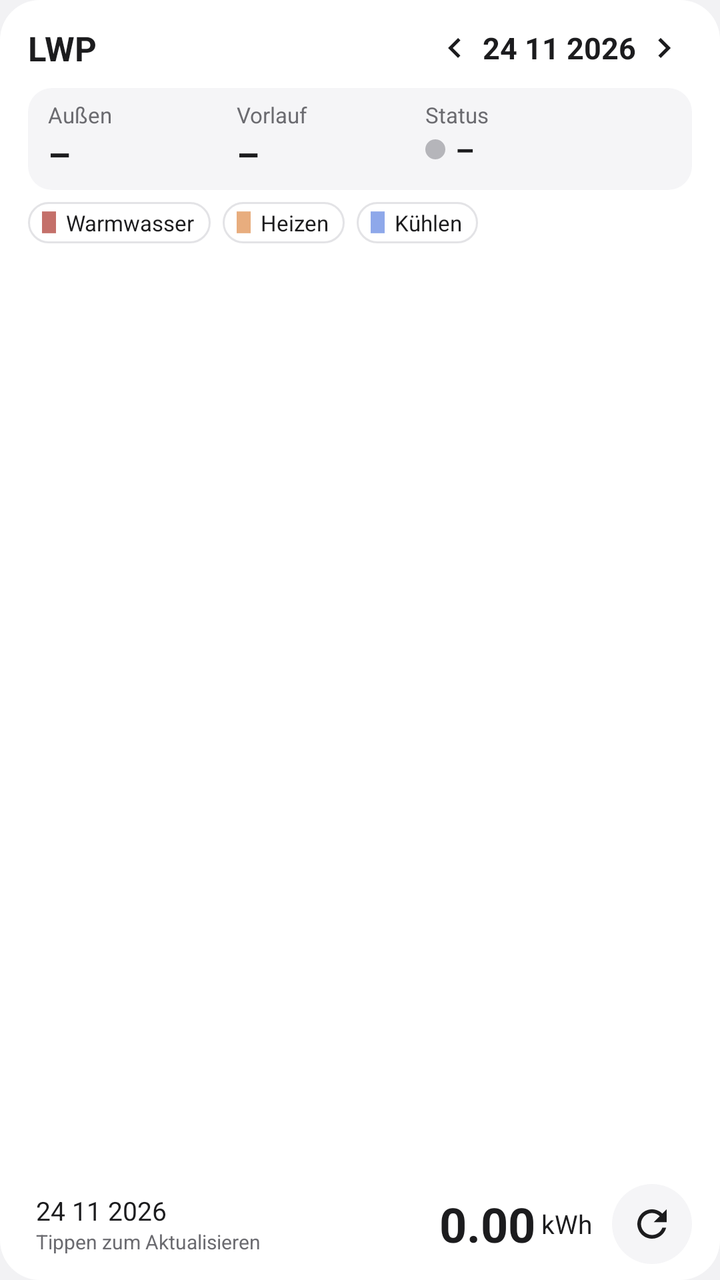
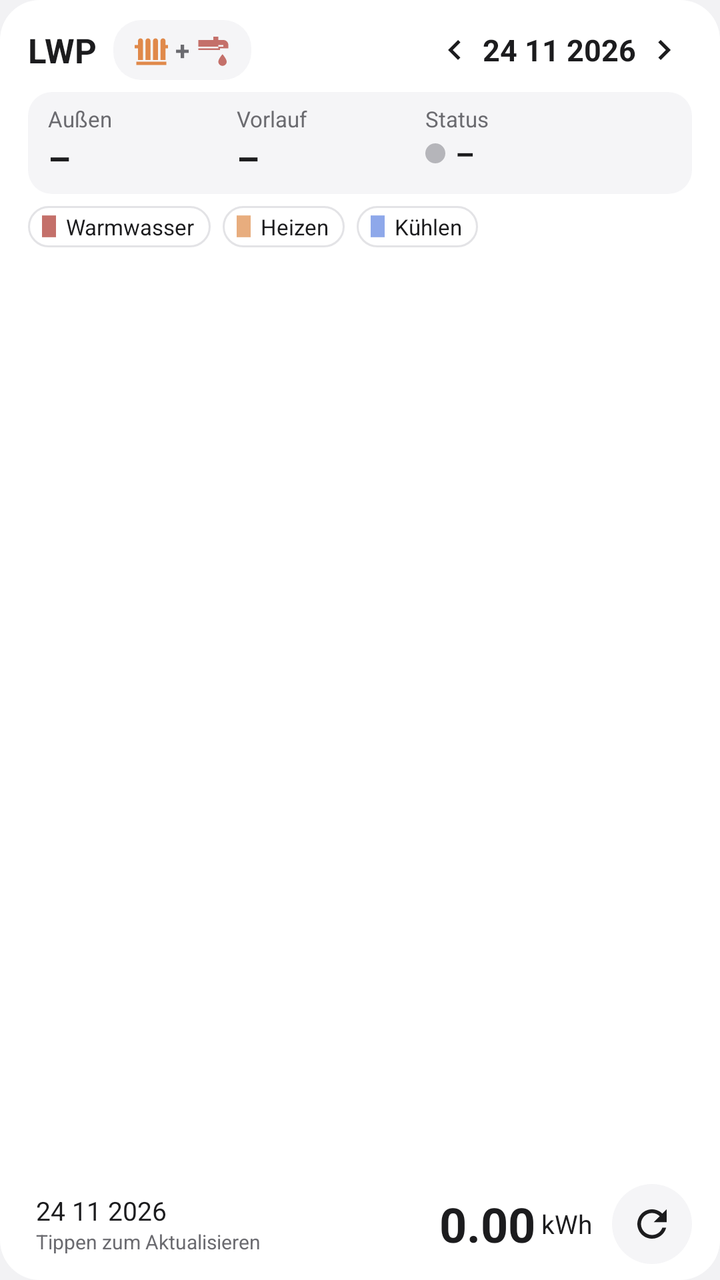

Screens rendered from an Android XML layout before and after an edit, with the pre-edit source and the edit as a unified diff.
<!-- AndroidManifest.xml: application theme AppTheme -->
<!-- res/layout/widget_lwp.xml -->
<?xml version="1.0" encoding="utf-8"?>
<LinearLayout xmlns:android="http://schemas.android.com/apk/res/android"
    android:id="@+id/root"
    android:layout_width="match_parent"
    android:layout_height="match_parent"
    android:background="@drawable/widget_bg"
    android:orientation="vertical"
    android:paddingStart="14dp"
    android:paddingTop="10dp"
    android:paddingEnd="14dp"
    android:paddingBottom="8dp">

    
    <LinearLayout
        android:layout_width="match_parent"
        android:layout_height="wrap_content"
        android:gravity="center_vertical"
        android:orientation="horizontal">

        <TextView
            android:id="@+id/title"
            android:layout_width="0dp"
            android:layout_height="wrap_content"
            android:layout_weight="1"
            android:ellipsize="end"
            android:maxLines="1"
            android:text="LWP"
            android:textColor="@color/text_primary"
            android:textSize="17sp"
            android:textStyle="bold" />

        <ImageView
            android:id="@+id/prev"
            android:layout_width="28dp"
            android:layout_height="28dp"
            android:contentDescription="Vorheriger Tag"
            android:padding="4dp"
            android:src="@drawable/ic_chevron_left" />

        <TextView
            android:id="@+id/date"
            android:layout_width="wrap_content"
            android:layout_height="wrap_content"
            android:text="24 11 2026"
            android:textColor="@color/text_primary"
            android:textSize="15sp"
            android:textStyle="bold" />

        <ImageView
            android:id="@+id/next"
            android:layout_width="28dp"
            android:layout_height="28dp"
            android:contentDescription="Nächster Tag"
            android:padding="4dp"
            android:src="@drawable/ic_chevron_right" />
    </LinearLayout>

    
    <LinearLayout
        android:layout_width="match_parent"
        android:layout_height="wrap_content"
        android:layout_marginTop="6dp"
        android:background="@drawable/live_bg"
        android:baselineAligned="false"
        android:orientation="horizontal"
        android:paddingStart="10dp"
        android:paddingTop="6dp"
        android:paddingEnd="10dp"
        android:paddingBottom="6dp">

        <LinearLayout
            android:layout_width="0dp"
            android:layout_height="wrap_content"
            android:layout_weight="1"
            android:orientation="vertical">

            <TextView
                android:layout_width="wrap_content"
                android:layout_height="wrap_content"
                android:text="Außen"
                android:textColor="@color/text_secondary"
                android:textSize="11sp" />

            <TextView
                android:id="@+id/outdoor"
                android:layout_width="wrap_content"
                android:layout_height="wrap_content"
                android:text="–"
                android:textColor="@color/text_primary"
                android:textSize="18sp"
                android:textStyle="bold" />
        </LinearLayout>

        <LinearLayout
            android:layout_width="0dp"
            android:layout_height="wrap_content"
            android:layout_weight="1"
            android:orientation="vertical">

            <TextView
                android:id="@+id/flow_label"
                android:layout_width="wrap_content"
                android:layout_height="wrap_content"
                android:text="Vorlauf"
                android:textColor="@color/text_secondary"
                android:textSize="11sp" />

            <TextView
                android:id="@+id/flow"
                android:layout_width="wrap_content"
                android:layout_height="wrap_content"
                android:text="–"
                android:textColor="@color/text_primary"
                android:textSize="18sp"
                android:textStyle="bold" />
        </LinearLayout>

        <LinearLayout
            android:layout_width="0dp"
            android:layout_height="wrap_content"
            android:layout_weight="1.3"
            android:orientation="vertical">

            <TextView
                android:layout_width="wrap_content"
                android:layout_height="wrap_content"
                android:text="Status"
                android:textColor="@color/text_secondary"
                android:textSize="11sp" />

            <LinearLayout
                android:layout_width="wrap_content"
                android:layout_height="wrap_content"
                android:gravity="center_vertical"
                android:orientation="horizontal">

                <ImageView
                    android:id="@+id/activity_dot"
                    android:layout_width="10dp"
                    android:layout_height="10dp"
                    android:layout_marginEnd="5dp"
                    android:src="@drawable/dot_idle" />

                <TextView
                    android:id="@+id/activity"
                    android:layout_width="wrap_content"
                    android:layout_height="wrap_content"
                    android:maxLines="1"
                    android:text="–"
                    android:textColor="@color/text_primary"
                    android:textSize="15sp"
                    android:textStyle="bold" />
            </LinearLayout>
        </LinearLayout>
    </LinearLayout>

    
    <LinearLayout
        android:id="@+id/legend"
        android:layout_width="match_parent"
        android:layout_height="wrap_content"
        android:layout_marginTop="6dp"
        android:orientation="horizontal">

        <LinearLayout
            android:layout_width="wrap_content"
            android:layout_height="wrap_content"
            android:layout_marginEnd="6dp"
            android:background="@drawable/chip_bg"
            android:gravity="center_vertical"
            android:orientation="horizontal"
            android:paddingStart="7dp"
            android:paddingTop="3dp"
            android:paddingEnd="8dp"
            android:paddingBottom="3dp">

            <ImageView
                android:layout_width="7dp"
                android:layout_height="11dp"
                android:layout_marginEnd="5dp"
                android:src="@drawable/legend_hot_water" />

            <TextView
                android:layout_width="wrap_content"
                android:layout_height="wrap_content"
                android:text="Warmwasser"
                android:textColor="@color/text_primary"
                android:textSize="11sp" />
        </LinearLayout>

        <LinearLayout
            android:layout_width="wrap_content"
            android:layout_height="wrap_content"
            android:layout_marginEnd="6dp"
            android:background="@drawable/chip_bg"
            android:gravity="center_vertical"
            android:orientation="horizontal"
            android:paddingStart="7dp"
            android:paddingTop="3dp"
            android:paddingEnd="8dp"
            android:paddingBottom="3dp">

            <ImageView
                android:layout_width="7dp"
                android:layout_height="11dp"
                android:layout_marginEnd="5dp"
                android:src="@drawable/legend_heat" />

            <TextView
                android:layout_width="wrap_content"
                android:layout_height="wrap_content"
                android:text="Heizen"
                android:textColor="@color/text_primary"
                android:textSize="11sp" />
        </LinearLayout>

        <LinearLayout
            android:layout_width="wrap_content"
            android:layout_height="wrap_content"
            android:background="@drawable/chip_bg"
            android:gravity="center_vertical"
            android:orientation="horizontal"
            android:paddingStart="7dp"
            android:paddingTop="3dp"
            android:paddingEnd="8dp"
            android:paddingBottom="3dp">

            <ImageView
                android:layout_width="7dp"
                android:layout_height="11dp"
                android:layout_marginEnd="5dp"
                android:src="@drawable/legend_cool" />

            <TextView
                android:layout_width="wrap_content"
                android:layout_height="wrap_content"
                android:text="Kühlen"
                android:textColor="@color/text_primary"
                android:textSize="11sp" />
        </LinearLayout>
    </LinearLayout>

    
    <ImageView
        android:id="@+id/chart"
        android:layout_width="match_parent"
        android:layout_height="0dp"
        android:layout_marginTop="6dp"
        android:layout_weight="1"
        android:contentDescription="Stündlicher Verbrauch"
        android:scaleType="fitCenter" />

    
    <LinearLayout
        android:id="@+id/footer"
        android:layout_width="match_parent"
        android:layout_height="wrap_content"
        android:layout_marginTop="4dp"
        android:gravity="center_vertical"
        android:orientation="horizontal"
        android:paddingStart="4dp">

        <LinearLayout
            android:layout_width="0dp"
            android:layout_height="wrap_content"
            android:layout_weight="1"
            android:orientation="vertical">

            <TextView
                android:id="@+id/total_date"
                android:layout_width="wrap_content"
                android:layout_height="wrap_content"
                android:text="24 11 2026"
                android:textColor="@color/text_primary"
                android:textSize="13sp" />

            <TextView
                android:id="@+id/updated"
                android:layout_width="wrap_content"
                android:layout_height="wrap_content"
                android:ellipsize="end"
                android:maxLines="1"
                android:text="Tippen zum Aktualisieren"
                android:textColor="@color/text_secondary"
                android:textSize="10sp" />
        </LinearLayout>

        <TextView
            android:id="@+id/total"
            android:layout_width="wrap_content"
            android:layout_height="wrap_content"
            android:text="0.00"
            android:textColor="@color/text_primary"
            android:textSize="24sp"
            android:textStyle="bold" />

        <TextView
            android:layout_width="wrap_content"
            android:layout_height="wrap_content"
            android:layout_marginStart="3dp"
            android:layout_marginEnd="10dp"
            android:text="kWh"
            android:textColor="@color/text_primary"
            android:textSize="13sp" />

        <ImageView
            android:id="@+id/refresh"
            android:layout_width="40dp"
            android:layout_height="40dp"
            android:background="@drawable/refresh_bg"
            android:contentDescription="Aktualisieren"
            android:padding="9dp"
            android:scaleType="fitCenter"
            android:src="@drawable/ic_refresh" />
    </LinearLayout>
</LinearLayout>
<!-- resources referenced by this layout -->
<resources>
  <color name="text_primary">#FF1C1C1E</color>
  <color name="text_secondary">#FF6B6B70</color>
  <!-- drawable chip_bg (drawable) -->
  <?xml version="1.0" encoding="utf-8"?>
  <shape xmlns:android="http://schemas.android.com/apk/res/android" android:shape="rectangle">
      <solid android:color="@color/card" />
      <stroke android:width="1dp" android:color="@color/chip_stroke" />
      <corners android:radius="10dp" />
  </shape>
  <!-- drawable dot_idle (drawable) -->
  <?xml version="1.0" encoding="utf-8"?>
  <shape xmlns:android="http://schemas.android.com/apk/res/android" android:shape="oval">
      <solid android:color="@color/idle" />
      <size android:width="10dp" android:height="10dp" />
  </shape>
  <!-- drawable legend_cool (drawable) -->
  <?xml version="1.0" encoding="utf-8"?>
  <shape xmlns:android="http://schemas.android.com/apk/res/android" android:shape="rectangle">
      <solid android:color="@color/cool" />
      <size android:width="9dp" android:height="14dp" />
  </shape>
  <!-- drawable legend_heat (drawable) -->
  <?xml version="1.0" encoding="utf-8"?>
  <shape xmlns:android="http://schemas.android.com/apk/res/android" android:shape="rectangle">
      <solid android:color="@color/heat" />
      <size android:width="9dp" android:height="14dp" />
  </shape>
  <!-- drawable legend_hot_water (drawable) -->
  <?xml version="1.0" encoding="utf-8"?>
  <shape xmlns:android="http://schemas.android.com/apk/res/android" android:shape="rectangle">
      <solid android:color="@color/hot_water" />
      <size android:width="9dp" android:height="14dp" />
  </shape>
  <!-- drawable live_bg (drawable) -->
  <?xml version="1.0" encoding="utf-8"?>
  <shape xmlns:android="http://schemas.android.com/apk/res/android" android:shape="rectangle">
      <solid android:color="@color/live_bg" />
      <corners android:radius="12dp" />
  </shape>
  <!-- drawable refresh_bg (drawable) -->
  <?xml version="1.0" encoding="utf-8"?>
  <shape xmlns:android="http://schemas.android.com/apk/res/android" android:shape="oval">
      <solid android:color="@color/live_bg" />
  </shape>
  <!-- drawable widget_bg (drawable) -->
  <?xml version="1.0" encoding="utf-8"?>
  <shape xmlns:android="http://schemas.android.com/apk/res/android" android:shape="rectangle">
      <solid android:color="@color/card" />
      <corners android:radius="20dp" />
  </shape>
  <color name="card">#FFFFFFFF</color>
  <color name="chip_stroke">#FFE3E3E6</color>
  <color name="idle">#FFB5B5BA</color>
  <color name="cool">#FF8EA8EA</color>
  <color name="heat">#FFE8AD7E</color>
  <color name="hot_water">#FFC4706A</color>
  <color name="live_bg">#FFF5F5F7</color>
  <color name="page">#FFF2F2F4</color>
  <!-- unchanged entries left out for length: 4 -->
</resources>

<!-- the commit's change to res/layout/widget_lwp.xml (unified diff, before → after) -->
@@ -19,15 +19,67 @@
 
         <TextView
             android:id="@+id/title"
-            android:layout_width="0dp"
-            android:layout_height="wrap_content"
-            android:layout_weight="1"
+            android:layout_width="wrap_content"
+            android:layout_height="wrap_content"
             android:ellipsize="end"
             android:maxLines="1"
             android:text="LWP"
             android:textColor="@color/text_primary"
             android:textSize="17sp"
             android:textStyle="bold" />
+
+        
+        <LinearLayout
+            android:id="@+id/dhw_toggle"
+            android:layout_width="wrap_content"
+            android:layout_height="30dp"
+            android:layout_marginStart="8dp"
+            android:background="@drawable/pill_off"
+            android:contentDescription="Betriebsart wechseln"
+            android:gravity="center_vertical"
+            android:orientation="horizontal"
+            android:paddingStart="9dp"
+            android:paddingEnd="9dp">
+
+            <ImageView
+                android:id="@+id/mode_heat"
+                android:layout_width="20dp"
+                android:layout_height="20dp"
+                android:src="@drawable/ic_mode_heat" />
+
+            <TextView
+                android:id="@+id/mode_plus"
+                android:layout_width="wrap_content"
+                android:layout_height="wrap_content"
+                android:layout_marginStart="2dp"
+                android:layout_marginEnd="2dp"
+                android:text="+"
+                android:textColor="@color/text_secondary"
+                android:textSize="13sp"
+                android:textStyle="bold" />
+
+            <ImageView
+                android:id="@+id/mode_water"
+                android:layout_width="20dp"
+                android:layout_height="20dp"
+                android:src="@drawable/ic_mode_water" />
+
+            <TextView
+                android:id="@+id/mode_pending"
+                android:layout_width="wrap_content"
+                android:layout_height="wrap_content"
+                android:layout_marginStart="4dp"
+                android:text="…"
+                android:textColor="@color/text_secondary"
+                android:textSize="13sp"
+                android:textStyle="bold"
+                android:visibility="gone" />
+        </LinearLayout>
+
+        <TextView
+            android:layout_width="0dp"
+            android:layout_height="1dp"
+            android:layout_weight="1" />
 
         <ImageView
             android:id="@+id/prev"
<!-- resource entries referenced after the edit -->
@@ -15,6 +15,20 @@
       <solid android:color="@color/idle" />
       <size android:width="10dp" android:height="10dp" />
   </shape>
+  <!-- drawable ic_mode_heat (drawable) -->
+  <?xml version="1.0" encoding="utf-8"?>
+  <vector xmlns:android="http://schemas.android.com/apk/res/android"
+      android:width="24dp" android:height="24dp" android:viewportWidth="24" android:viewportHeight="24">
+      <path android:fillColor="#E0894A"
+          android:pathData="M3,19h18v2H3z M4,6.5C4,5.67 4.67,5 5.5,5S7,5.67 7,6.5V18H4z M8.5,6.5C8.5,5.67 9.17,5 10,5s1.5,0.67 1.5,1.5V18h-3z M13,6.5C13,5.67 13.67,5 14.5,5S16,5.67 16,6.5V18h-3z M17.5,6.5C17.5,5.67 18.17,5 19,5s1.5,0.67 1.5,1.5V18h-3z M2,9h2v2H2z M20.5,9H22v2h-1.5z" />
+  </vector>
+  <!-- drawable ic_mode_water (drawable) -->
+  <?xml version="1.0" encoding="utf-8"?>
+  <vector xmlns:android="http://schemas.android.com/apk/res/android"
+      android:width="24dp" android:height="24dp" android:viewportWidth="24" android:viewportHeight="24">
+      <path android:fillColor="#C4706A"
+          android:pathData="M3,6h9V4h3v2h3c1.66,0 3,1.34 3,3v2h-3V9h-3v1H3z M3,11h12v-1h3v1h-2v1H3z M17.5,14.5c0,0 -2.5,2.9 -2.5,4.5c0,1.38 1.12,2.5 2.5,2.5S20,20.38 20,19C20,17.4 17.5,14.5 17.5,14.5z" />
+  </vector>
   <!-- drawable legend_cool (drawable) -->
   <?xml version="1.0" encoding="utf-8"?>
   <shape xmlns:android="http://schemas.android.com/apk/res/android" android:shape="rectangle">
@@ -39,6 +53,12 @@
       <solid android:color="@color/live_bg" />
       <corners android:radius="12dp" />
   </shape>
+  <!-- drawable pill_off (drawable) -->
+  <?xml version="1.0" encoding="utf-8"?>
+  <shape xmlns:android="http://schemas.android.com/apk/res/android" android:shape="rectangle">
+      <solid android:color="@color/live_bg" />
+      <corners android:radius="14dp" />
+  </shape>
   <!-- drawable refresh_bg (drawable) -->
   <?xml version="1.0" encoding="utf-8"?>
   <shape xmlns:android="http://schemas.android.com/apk/res/android" android:shape="oval">
